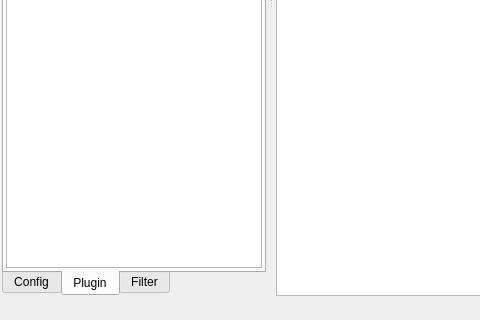
The window that src/mainwindow.ui (COVESA/dlt-viewer) describes before a commit, drawn with Qt 5; both pictures show x 0 to 480 and y 338 to 658 of the 1001 by 658 pixel window.
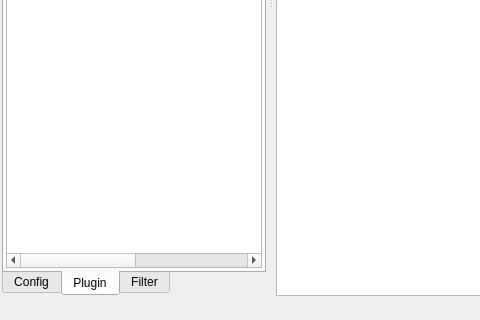
The same window after the commit. The open tabs and pages were chosen to show the change. Icons and pictures are not drawn.

```diff
--- a/src/mainwindow.ui
+++ b/src/mainwindow.ui
@@ -325,20 +325,40 @@
             <bool>true</bool>
            </property>
            <property name="headerHidden">
-            <bool>true</bool>
+            <bool>false</bool>
            </property>
            <property name="expandsOnDoubleClick">
             <bool>false</bool>
            </property>
            <property name="columnCount">
-            <number>1</number>
+            <number>5</number>
            </property>
            <attribute name="headerVisible">
             <bool>false</bool>
            </attribute>
            <column>
             <property name="text">
-             <string>Desription</string>
+             <string>Name</string>
+            </property>
+           </column>
+           <column>
+            <property name="text">
+             <string>Interface</string>
+            </property>
+           </column>
+           <column>
+            <property name="text">
+             <string>Status</string>
+            </property>
+           </column>
+           <column>
+            <property name="text">
+             <string>Info</string>
+            </property>
+           </column>
+           <column>
+            <property name="text">
+             <string>File</string>
             </property>
            </column>
           </widget>
```
Left out of the diff: 2 changed lines with no effect on the pictures.
